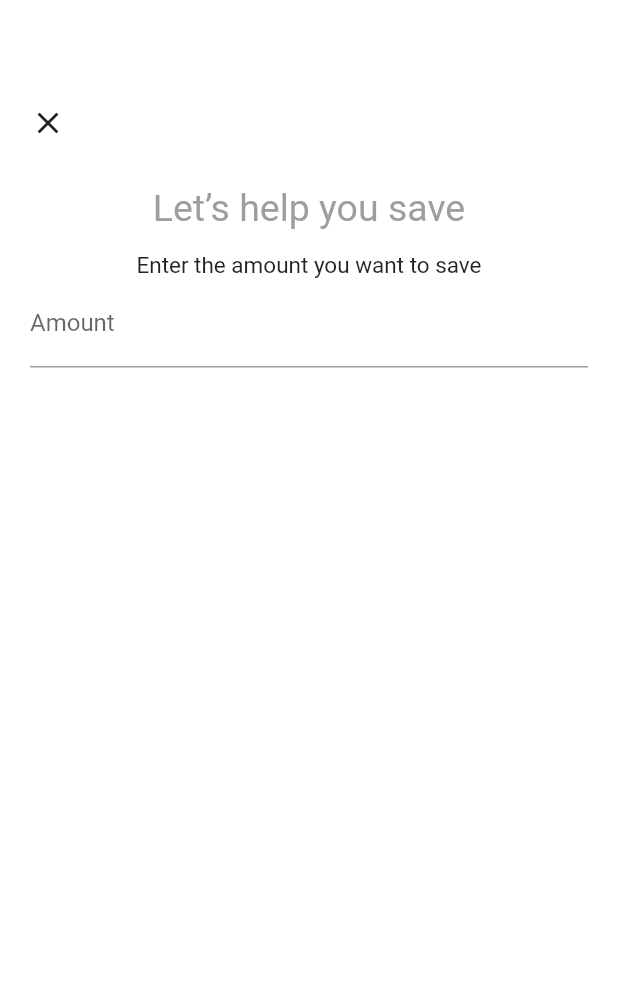
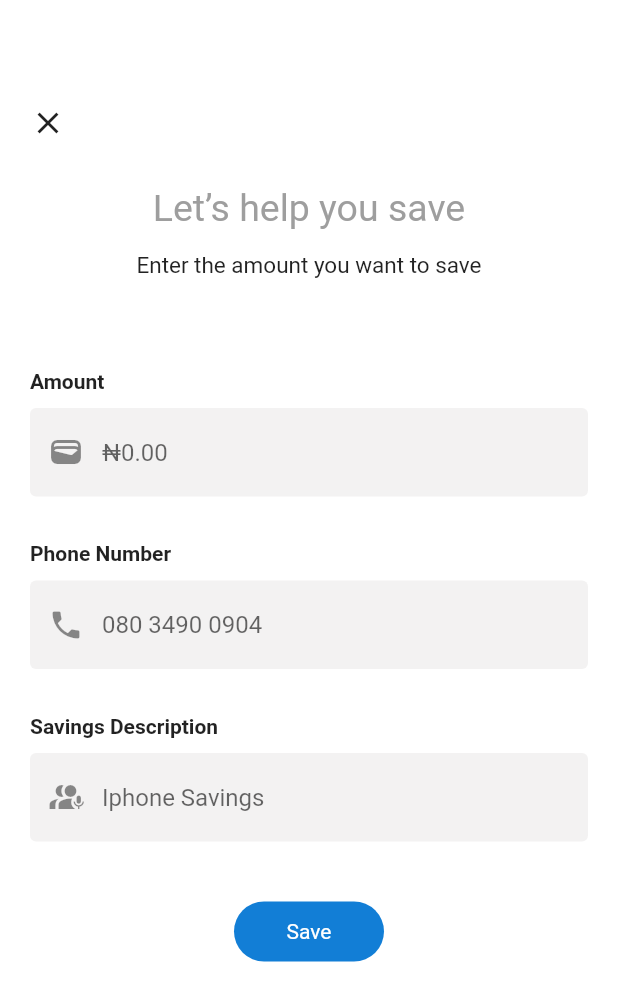
Before and after one commit to Codebox124/Bank-me, a Flutter app: the Dashboard screen opened directly, after a tap on "Add money", on a phone screen of 412 x 824 dp. Shown: the top 1001 px of the screen. Run offline on Flutter 3.47's test engine with Material 2 defaults, Android fonts, the phone set to English and light mode, and no system bars; our stand-ins replace animated_splash_screen, firebase_auth, firebase_core, page_transition, smooth_page_indicator; accounts and stored records are empty.

Commit message:
startrd profile page

```diff
--- a/lib/screens/dashboard.dart
+++ b/lib/screens/dashboard.dart
@@ -1,7 +1,5 @@
 import 'package:bank_me/screens/save_screen.dart';
-
 import 'package:flutter/material.dart';
-import '../pages/pages.dart';
 import '../widgets/Dashboard/add_money.dart';
 import '../widgets/Dashboard/balance.dart';
 import '../widgets/Dashboard/header.dart';
@@ -61,8 +59,8 @@ class _DashboardState extends State<Dashboard> {
           });
         },
       ),
-      backgroundColor: Color.fromARGB(255, 252, 252, 252),
-      body: Padding(
+      backgroundColor: const Color.fromARGB(255, 252, 252, 252),
+      body: const Padding(
         padding: EdgeInsets.only(
           top: 70,
           left: 20,
--- a/lib/widgets/Dashboard/add_money.dart
+++ b/lib/widgets/Dashboard/add_money.dart
@@ -1,4 +1,4 @@
-import 'package:bank_me/screens/save_screen.dart';
+
 import 'package:bank_me/widgets/Dashboard/save.dart';
 import 'package:flutter/material.dart';
 
@@ -35,8 +35,8 @@ class _AddMoneyState extends State<AddMoney> {
                         "assets/img/Group.png",
                         width: 40,
                       ),
-                      Padding(
-                        padding: const EdgeInsets.symmetric(horizontal: 8.0),
+                      const Padding(
+                        padding: EdgeInsets.symmetric(horizontal: 8.0),
                         child: Text(
                           "Add money",
                           style: TextStyle(fontSize: 15, color: Colors.black54),
@@ -60,8 +60,8 @@ class _AddMoneyState extends State<AddMoney> {
                       "assets/img/money (2) 1.png",
                       width: 40,
                     ),
-                    Padding(
-                      padding: const EdgeInsets.symmetric(horizontal: 8.0),
+                    const Padding(
+                      padding: EdgeInsets.symmetric(horizontal: 8.0),
                       child: Text(
                         "Withdraw",
                         style: TextStyle(fontSize: 15, color: Colors.black54),
--- a/lib/widgets/Dashboard/balance.dart
+++ b/lib/widgets/Dashboard/balance.dart
@@ -18,13 +18,13 @@ class _BalanceState extends State<Balance> {
         decoration: BoxDecoration(
             color: Colors.blue.shade700,
             borderRadius: BorderRadius.circular(10)),
-        child: Padding(
-          padding: const EdgeInsets.only(top:50),
+        child: const Padding(
+          padding: EdgeInsets.only(top:50),
           child: Column(
 
             children: [
           Padding(
-            padding: const EdgeInsets.only(bottom:20),
+            padding: EdgeInsets.only(bottom:20),
             child: Text(
               "Total Savings",
               style: TextStyle(
@@ -34,7 +34,7 @@ class _BalanceState extends State<Balance> {
             ),
           ),
           Text(
-            "₦2,000.10",
+            "₦15,000.10",
             style: TextStyle(
                 color: Colors.white,
                 fontSize: 37,
--- a/lib/widgets/Dashboard/header.dart
+++ b/lib/widgets/Dashboard/header.dart
@@ -1,4 +1,6 @@
 import 'package:flutter/material.dart';
+import 'package:bank_me/widgets/Dashboard/profile.dart';
+
 class Header extends StatefulWidget {
   const Header({super.key});
 
@@ -9,7 +11,7 @@ class Header extends StatefulWidget {
 class _HeaderState extends State<Header> {
   @override
   Widget build(BuildContext context) {
-    return   Row(
+    return Row(
       mainAxisAlignment: MainAxisAlignment.spaceBetween,
       children: [
         Column(
@@ -27,12 +29,19 @@ class _HeaderState extends State<Header> {
               "Good morning, remember to save today",
               style: TextStyle(
                 fontSize: 13,
-
               ),
             )
           ],
         ),
-                CircleAvatar(child: Image.asset("assets/img/profile.png"))
+        GestureDetector(
+          onTap: () {
+            Navigator.push(
+                context, MaterialPageRoute(builder: (context) => Profile()));
+          },
+          child: CircleAvatar(
+            child: Image.asset("assets/img/profile.png"),
+          ),
+        ),
       ],
     );
   }
--- /dev/null
+++ b/lib/widgets/Dashboard/profile.dart
@@ -0,0 +1,32 @@
+import 'package:flutter/material.dart';
+
+class Profile extends StatefulWidget {
+  const Profile({super.key});
+
+  @override
+  State<Profile> createState() => _ProfileState();
+}
+
+class _ProfileState extends State<Profile> {
+  @override
+  Widget build(BuildContext context) {
+    return const Scaffold(
+      backgroundColor: Color.fromARGB(255, 241, 239, 239),
+      body: Padding(
+        padding: EdgeInsets.only(top: 50, left: 20, right: 20),
+        child: Column(
+          children: [
+            Row(
+              mainAxisAlignment: MainAxisAlignment.spaceBetween,
+              children: [
+                Icon(Icons.arrow_back_ios),
+                Text("My Profile"),
+                SizedBox()
+              ],
+            )
+          ],
+        ),
+      ),
+    );
+  }
+}
--- a/lib/widgets/Dashboard/save.dart
+++ b/lib/widgets/Dashboard/save.dart
@@ -9,11 +9,23 @@ class SaveMoney extends StatefulWidget {
 }
 
 class _SaveMoneyState extends State<SaveMoney> {
+    final amountController = TextEditingController();
+
+     @override
+  void dispose() {
+    amountController.dispose();
+
+
+    super.dispose();
+  }
   @override
   Widget build(BuildContext context) {
     return Scaffold(
       backgroundColor: Colors.white,
-      body: Padding(
+      body: SingleChildScrollView(
+        child: Container(
+          height: 700,
+          child: Padding(
             padding: const EdgeInsets.only(top: 70, left: 20, right: 20),
             child: Column(
               crossAxisAlignment: CrossAxisAlignment.start,
@@ -47,18 +59,104 @@ class _SaveMoneyState extends State<SaveMoney> {
                     ),
                   ),
                 ),
+                SizedBox(height: 40),
+                Padding(
+                  padding: const EdgeInsets.only(top: 20),
+                  child: Text(
+                    "Amount",
+                    style: TextStyle(fontWeight: FontWeight.bold),
+                  ),
+                ),
+                SizedBox(
+                  height: 10,
+                ),
+                TextFormField(
+                  controller:amountController,
+                  keyboardType: TextInputType.number,
+                  decoration: InputDecoration(
+                      fillColor: Color.fromARGB(255, 243, 242, 242),
+                      filled: true,
+                      prefixIcon: Icon(Icons.wallet_rounded),
+                      hintText: '₦0.00',
+                      border: OutlineInputBorder(borderSide: BorderSide.none),
+                      labelStyle: TextStyle(color: Colors.black)),
+                ),
+                SizedBox(
+                  height: 10,
+                ),
+                Padding(
+                  padding: const EdgeInsets.only(top: 20),
+                  child: Text(
+                    "Phone Number",
+                    style: TextStyle(fontWeight: FontWeight.bold),
+                  ),
+                ),
+                SizedBox(
+                  height: 10,
+                ),
                 TextFormField(
                   keyboardType: TextInputType.number,
                   decoration: InputDecoration(
-                fillColor: Colors.white,
-                hintText: '₦0.00',
-                label: Text("Amount")
+                    fillColor: Color.fromARGB(255, 243, 242, 242),
+                    filled: true,
+                    prefixIcon: Icon(Icons.phone),
+                    hintText: '080 3490 0904',
+                    border: OutlineInputBorder(borderSide: BorderSide.none),
+                    labelStyle: TextStyle(color: Colors.black),
+                  ),
+                ),
+                SizedBox(
+                  height: 10,
+                ),
+                Padding(
+                  padding: const EdgeInsets.only(top: 20),
+                  child: Text(
+                    "Savings Description",
+                    style: TextStyle(fontWeight: FontWeight.bold),
+                  ),
+                ),
+                SizedBox(
+                  height: 10,
+                ),
+                TextFormField(
+                  keyboardType: TextInputType.text,
+                  decoration: InputDecoration(
+                    fillColor: Color.fromARGB(255, 243, 242, 242),
+                    filled: true,
+                    prefixIcon: Icon(Icons.interpreter_mode),
+                    hintText: 'Iphone Savings',
+                    border: OutlineInputBorder(borderSide: BorderSide.none),
+                    labelStyle: TextStyle(color: Colors.black),
+                  ),
+                ),
+                Padding(
+                  padding: const EdgeInsets.only(top: 40),
+                  child: Center(
+                    child: GestureDetector(
+                      onTap: () {
 
+                      },
+                      child: Container(
+                        height: 40,
+                        width: 100,
+                        decoration: BoxDecoration(
+                          borderRadius: BorderRadius.circular(30),
+                          color: const Color.fromARGB(255, 18, 126, 214),
+                        ),
+                        child: Center(
+                            child: Text(
+                          "Save",
+                          style: TextStyle(color: Colors.white),
+                        )),
+                      ),
+                    ),
                   ),
                 )
               ],
             ),
           ),
+        ),
+      ),
     );
   }
 }
--- a/lib/widgets/signIn/login.dart
+++ b/lib/widgets/signIn/login.dart
@@ -1,6 +1,6 @@
 import 'package:flutter/material.dart';
 import 'package:firebase_auth/firebase_auth.dart';
-import 'package:firebase_core/firebase_core.dart';
+
 import 'package:bank_me/screens/dashboard.dart';
 import 'package:bank_me/screens/get_started_page.dart';
 import 'package:bank_me/screens/sign_up.dart';
```
Lines whose indentation alone changed are shown as unchanged.
